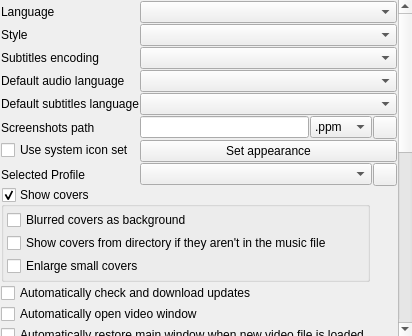
This is src/gui/Ui/SettingsGeneral.ui in zaps166/QMPlay2 as Qt 5 draws it before an edit. The edited form follows.
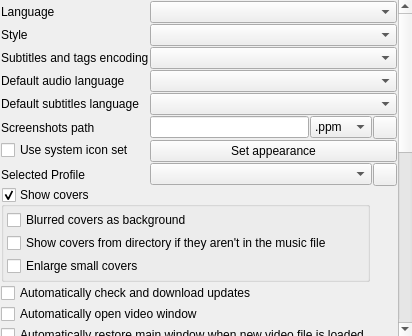
This is the edited form.

Commit message: FormatContext: Use textWithFallbackEncoding in getTag (#637)

```diff
--- a/src/gui/Ui/SettingsGeneral.ui
+++ b/src/gui/Ui/SettingsGeneral.ui
@@ -144,7 +144,7 @@
          <item row="2" column="0">
           <widget class="QLabel" name="encodingL">
            <property name="text">
-            <string>Subtitles encoding</string>
+            <string>Subtitles and tags encoding</string>
            </property>
           </widget>
          </item>
```
The commit also changes 1 other file.
